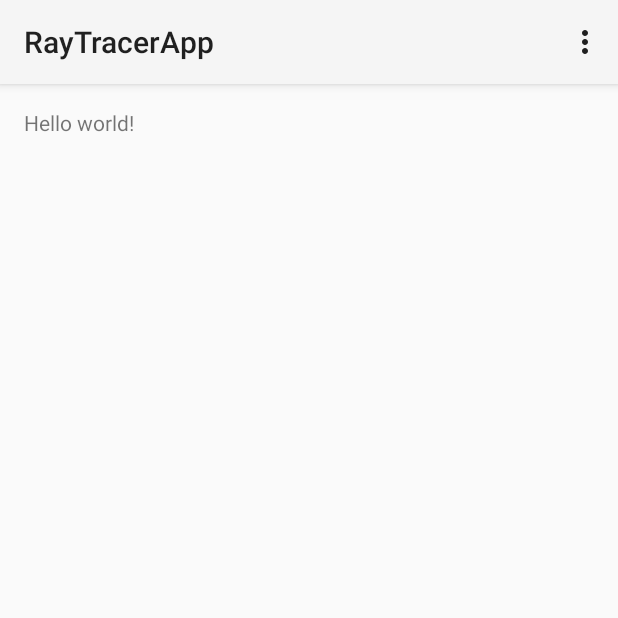
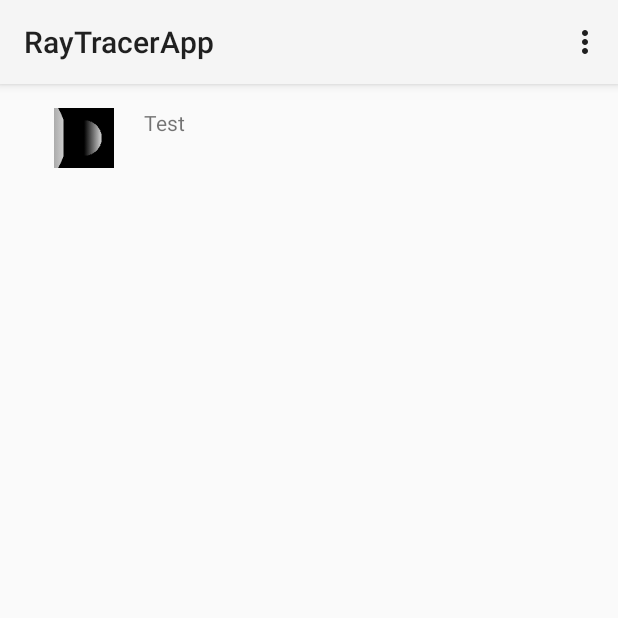
Before and after one commit to jalohse/RayTracerApp, an Android app: the screen it shows after launch (MainActivity), on a phone screen of 412 x 824 dp, the top half of it. Run offline under Robolectric (Android 15) with nearby library versions, the phone set to English and light mode, and no system bars.

Commit message:
Creating a list view for all the tests and making it run with jar

```diff
--- a/app/build.gradle
+++ b/app/build.gradle
@@ -10,6 +10,7 @@ android {
         targetSdkVersion 23
         versionCode 1
         versionName "1.0"
+        multiDexEnabled true
     }
     buildTypes {
         release {
@@ -17,9 +18,16 @@ android {
             proguardFiles getDefaultProguardFile('proguard-android.txt'), 'proguard-rules.pro'
         }
     }
+
+    compileOptions {
+
+        sourceCompatibility JavaVersion.VERSION_1_7
+        targetCompatibility JavaVersion.VERSION_1_7
+    }
+
 }
 
 dependencies {
-    compile fileTree(dir: 'libs', include: ['*.jar'])
-    compile files('src/main/java/raytracer.jar')
+
+//    compile fileTree(dir: 'libs', include: ['*.jar'])
 }
--- a/app/src/main/java/jessicaalohse/raytracerapp/MainActivity.java
+++ b/app/src/main/java/jessicaalohse/raytracerapp/MainActivity.java
@@ -4,6 +4,7 @@ import android.app.Activity;
 import android.os.Bundle;
 import android.view.Menu;
 import android.view.MenuItem;
+import android.widget.ListView;
 
 public class MainActivity extends Activity {
 
--- a/app/src/main/java/jessicaalohse/raytracerapp/MainActivityFragment.java
+++ b/app/src/main/java/jessicaalohse/raytracerapp/MainActivityFragment.java
@@ -5,6 +5,9 @@ import android.os.Bundle;
 import android.view.LayoutInflater;
 import android.view.View;
 import android.view.ViewGroup;
+import android.widget.ListView;
+
+import java.util.ArrayList;
 
 /**
  * A placeholder fragment containing a simple view.
@@ -17,6 +20,12 @@ public class MainActivityFragment extends Fragment {
     @Override
     public View onCreateView(LayoutInflater inflater, ViewGroup container,
                              Bundle savedInstanceState) {
-        return inflater.inflate(R.layout.fragment_main, container, false);
+        View view =  inflater.inflate(R.layout.fragment_main, container, false);
+        ListView list = (ListView) view.findViewById(R.id.listView);
+        ArrayList<PictureCell> cells = new ArrayList<PictureCell>();
+        cells.add(new PictureCell(R.drawable.chapter3image, "Test"));
+        PictureCellAdapter adapter = new PictureCellAdapter(this.getActivity(), cells);
+        list.setAdapter(adapter);
+        return view;
     }
 }
--- /dev/null
+++ b/app/src/main/java/jessicaalohse/raytracerapp/PictureCell.java
@@ -0,0 +1,35 @@
+package jessicaalohse.raytracerapp;
+
+import android.media.Image;
+
+/**
+ * Created by jessicalohse on 9/28/15.
+ */
+public class PictureCell {
+
+    public PictureCell(int image, String name) {
+        this.image = image;
+        this.name = name;
+    }
+
+    public int getImage() {
+        return image;
+    }
+
+    public void setImage(int image) {
+        this.image = image;
+    }
+
+    public String getName() {
+        return name;
+    }
+
+    public void setName(String name) {
+        this.name = name;
+    }
+
+    private int image;
+    private String name;
+
+
+}
--- /dev/null
+++ b/app/src/main/java/jessicaalohse/raytracerapp/PictureCellAdapter.java
@@ -0,0 +1,40 @@
+package jessicaalohse.raytracerapp;
+
+import android.content.Context;
+import android.media.Image;
+import android.view.LayoutInflater;
+import android.view.View;
+import android.view.ViewGroup;
+import android.widget.ArrayAdapter;
+import android.widget.ImageView;
+import android.widget.TextView;
+
+import java.util.ArrayList;
+
+/**
+ * Created by jessicalohse on 9/28/15.
+ */
+public class PictureCellAdapter extends ArrayAdapter<PictureCell> {
+
+    private final Context context;
+    private final ArrayList<PictureCell> cells;
+
+    public PictureCellAdapter(Context context, ArrayList<PictureCell> cells){
+        super(context, R.layout.picture_cell, cells);
+        this.context = context;
+        this.cells = cells;
+    }
+
+    @Override
+    public View getView(int position, View convertView, ViewGroup parent) {
+        LayoutInflater inflater = (LayoutInflater) context
+                .getSystemService(Context.LAYOUT_INFLATER_SERVICE);
+        View cell = inflater.inflate(R.layout.picture_cell, parent, false);
+        ImageView image = (ImageView) cell.findViewById(R.id.imageView);
+        PictureCell currentCell = cells.get(position);
+        image.setImageResource(currentCell.getImage());
+        TextView text = (TextView) cell.findViewById(R.id.textView);
+        text.setText(currentCell.getName());
+        return cell;
+    }
+}
--- a/app/src/main/res/layout/fragment_main.xml
+++ b/app/src/main/res/layout/fragment_main.xml
@@ -5,7 +5,10 @@
     android:paddingTop="@dimen/activity_vertical_margin"
     android:paddingBottom="@dimen/activity_vertical_margin" tools:context=".MainActivityFragment">
 
-    <TextView android:text="@string/hello_world" android:layout_width="wrap_content"
-        android:layout_height="wrap_content" />
+    <ListView
+        android:layout_width="wrap_content"
+        android:layout_height="wrap_content"
+        android:id="@+id/listView"
+        tools:listitem="picture_cell" />
 
 </RelativeLayout>
--- /dev/null
+++ b/app/src/main/res/layout/picture_cell.xml
@@ -0,0 +1,21 @@
+<?xml version="1.0" encoding="utf-8"?>
+<LinearLayout xmlns:android="http://schemas.android.com/apk/res/android"
+    android:orientation="horizontal" android:layout_width="match_parent"
+    android:layout_height="50dp"
+    android:weightSum="1">
+
+
+    <ImageView
+        android:layout_width="40dp"
+        android:layout_height="40dp"
+        android:id="@+id/imageView"
+        android:layout_weight="0.13" />
+
+    <TextView
+        android:layout_width="wrap_content"
+        android:layout_height="wrap_content"
+        android:text="Test name"
+        android:id="@+id/textView"
+        android:layout_gravity="center_horizontal"
+        android:layout_weight="0.13" />
+</LinearLayout>
--- /dev/null
+++ b/app/src/main/res/values/attrs_picture_cell_view.xml
@@ -0,0 +1,8 @@
+<resources>
+    <declare-styleable name="PictureCellView">
+        <attr name="exampleString" format="string" />
+        <attr name="exampleDimension" format="dimension" />
+        <attr name="exampleColor" format="color" />
+        <attr name="exampleDrawable" format="color|reference" />
+    </declare-styleable>
+</resources>
```
Also changed, not shown: app/libs/raytracer.jar (added), app/src/main/res/drawable/chapter3image.png (added), 2 other files.
